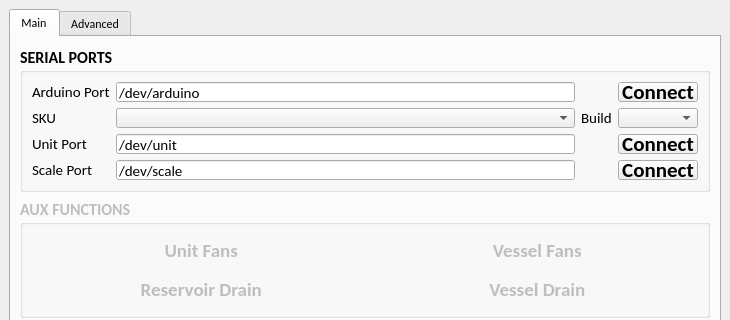
vikramsesh/Coffee-life-test-fixture, file GUI.ui: the form before one commit; both pictures show x 0 to 730 and y 0 to 320 of the 730 by 662 pixel window.
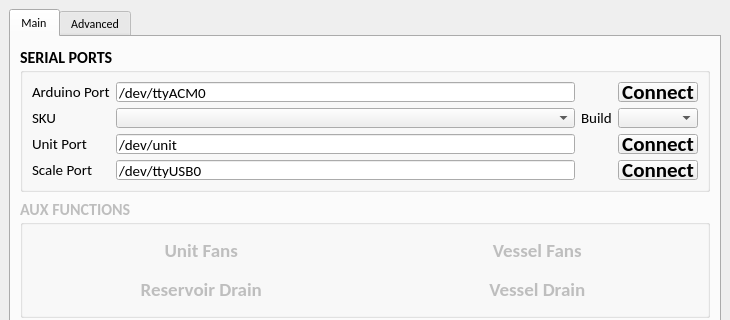
The form after the commit. Icons and pictures are not drawn.

Patch:
```diff
--- a/GUI.ui
+++ b/GUI.ui
@@ -84,7 +84,7 @@
               </font>
              </property>
              <property name="text">
-              <string>/dev/arduino</string>
+              <string>/dev/ttyACM0</string>
              </property>
             </widget>
            </item>
@@ -266,7 +266,7 @@
               </font>
              </property>
              <property name="text">
-              <string>/dev/scale</string>
+              <string>/dev/ttyUSB0</string>
              </property>
             </widget>
            </item>
```
